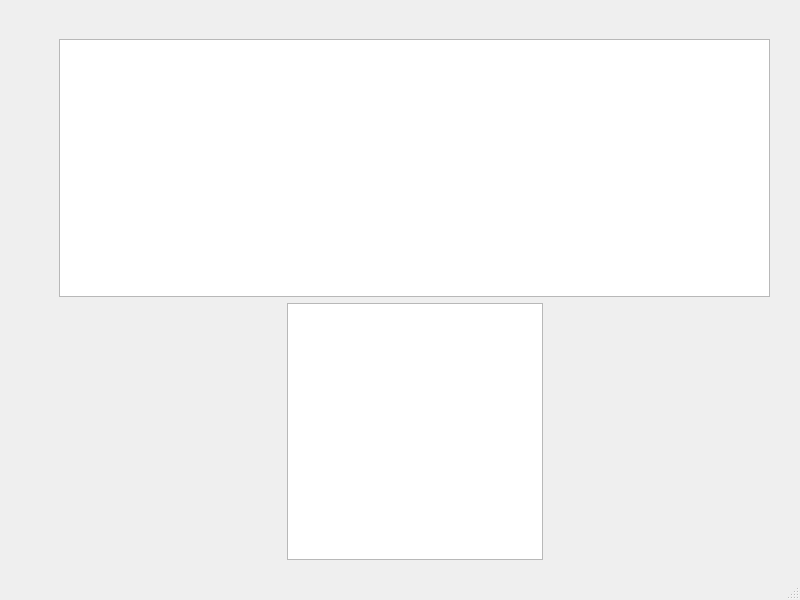
The window that gui/Window.ui (BETRU21/AffichageRGB) describes before a commit, drawn with Qt 5.
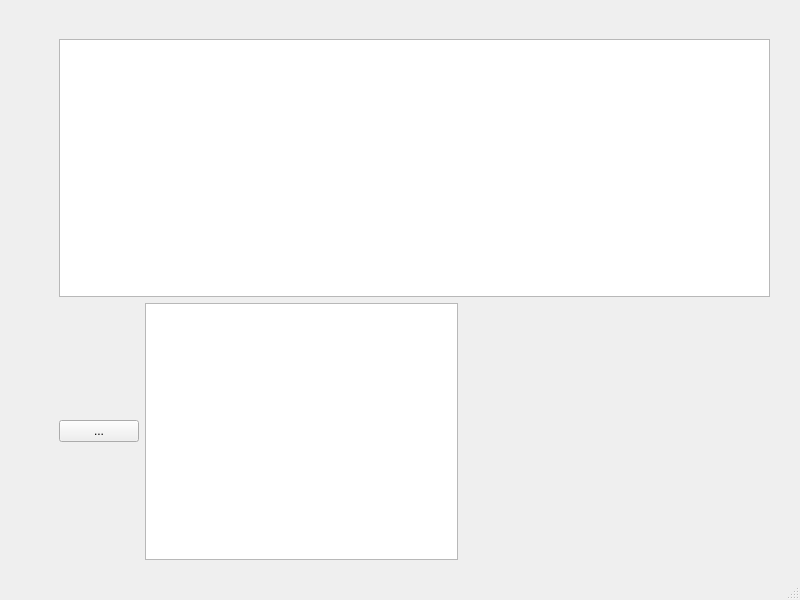
The same window after the commit. Custom widgets are drawn as their Qt base class.

```diff
--- a/gui/Window.ui
+++ b/gui/Window.ui
@@ -30,17 +30,11 @@
      <item>
       <layout class="QHBoxLayout" name="horizontalLayout">
        <item>
-        <spacer name="horizontalSpacer">
-         <property name="orientation">
-          <enum>Qt::Horizontal</enum>
+        <widget class="QPushButton" name="pb_search">
+         <property name="text">
+          <string>...</string>
          </property>
-         <property name="sizeHint" stdset="0">
-          <size>
-           <width>40</width>
-           <height>20</height>
-          </size>
-         </property>
-        </spacer>
+        </widget>
        </item>
        <item>
         <widget class="GraphicsLayoutWidget" name="graph_rgb"/>
```
